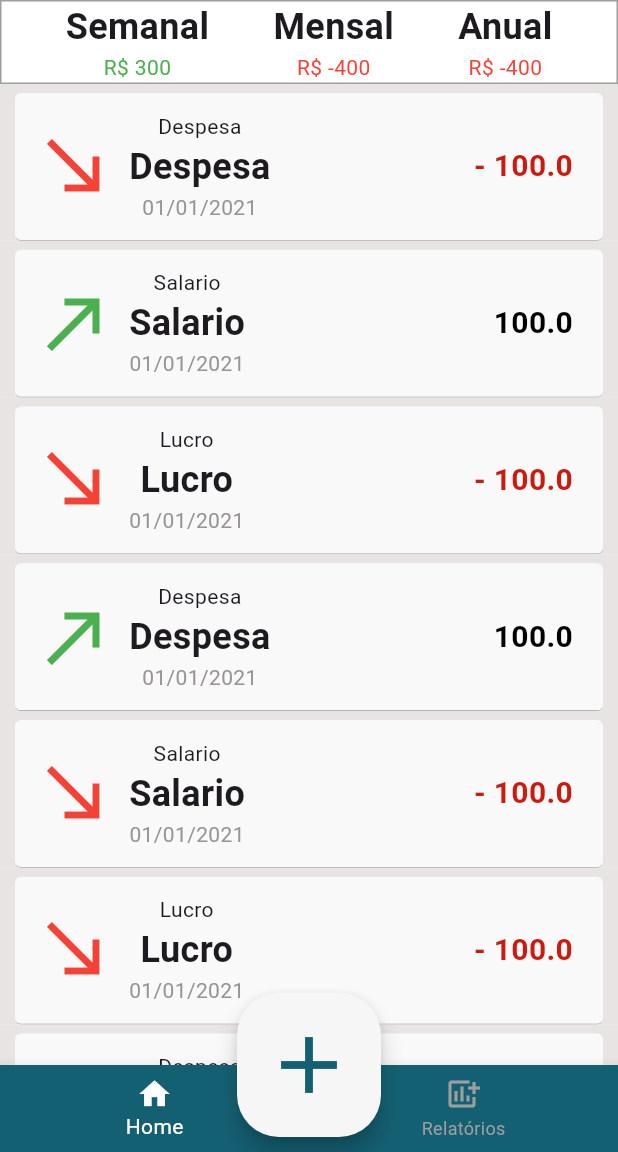
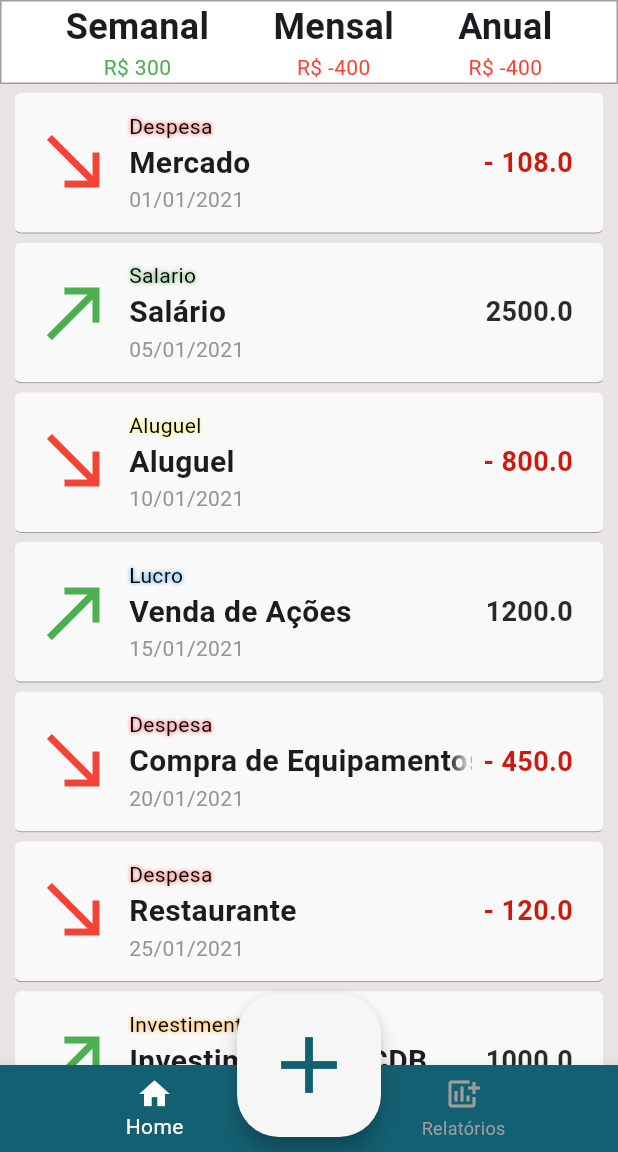
Before and after one commit to AntonyBresolin/controle_de_gastos, a Flutter app: the screen it shows after launch, on a phone screen of 412 x 824 dp, the part 84-1236 px from its top. Run offline on Flutter 3.47's test engine with Material 3 defaults, Android fonts, the phone set to English and light mode, and no system bars.

Commit message:
Changed the class Gasto type to one class to TypeGasto
And removed non ussed width's.

```diff
--- a/lib/main.dart
+++ b/lib/main.dart
@@ -4,42 +4,84 @@ import 'package:controle_de_gastos/components/DropdownMenuExample.dart';
 import 'package:controle_de_gastos/pages/NewItemPage.dart';
 import 'package:flutter/material.dart';
 
+List<TypeGasto> tiposDeGastos = [
+  TypeGasto(id: 1, name: 'Despesa', color: Colors.red),
+  TypeGasto(id: 2, name: 'Salario', color: Colors.green),
+  TypeGasto(id: 3, name: 'Lucro', color: Colors.blue),
+  TypeGasto(id: 4, name: 'Investimento', color: Colors.orange),
+  TypeGasto(id: 5, name: 'Aluguel', color: Colors.yellow),
+];
 List<Gasto> gastos = <Gasto>[
   Gasto(
       id: 1,
-      name: 'Despesa',
-      value: 100.0,
-      type: 'Despesa',
+      name: 'Mercado',
+      value: 108.0,
+      type: tiposDeGastos[0], // Despesa
       date: '01/01/2021',
       status: Status.saida),
   Gasto(
       id: 2,
-      name: 'Salario',
-      value: 100.0,
-      type: 'Salario',
-      date: '01/01/2021',
+      name: 'Salário',
+      value: 2500.0,
+      type: tiposDeGastos[1],
+      date: '05/01/2021',
       status: Status.entrada),
-  Gasto(id: 3, name: 'Lucro', value: 100.0, type: 'Lucro', date: '01/01/2021'),
+  Gasto(
+      id: 3,
+      name: 'Aluguel',
+      value: 800.0,
+      type: tiposDeGastos[4],
+      date: '10/01/2021',
+      status: Status.saida),
   Gasto(
       id: 4,
-      name: 'Despesa',
-      value: 100.0,
-      type: 'Despesa',
-      date: '01/01/2021',
+      name: 'Venda de Ações',
+      value: 1200.0,
+      type: tiposDeGastos[2],
+      date: '15/01/2021',
       status: Status.entrada),
   Gasto(
       id: 5,
-      name: 'Salario',
-      value: 100.0,
-      type: 'Salario',
-      date: '01/01/2021'),
-  Gasto(id: 6, name: 'Lucro', value: 100.0, type: 'Lucro', date: '01/01/2021'),
+      name: 'Compra de Equipamentos',
+      value: 450.0,
+      type: tiposDeGastos[0],
+      date: '20/01/2021',
+      status: Status.saida),
+  Gasto(
+      id: 6,
+      name: 'Restaurante',
+      value: 120.0,
+      type: tiposDeGastos[0],
+      date: '25/01/2021',
+      status: Status.saida),
   Gasto(
       id: 7,
-      name: 'Despesa',
-      value: 100.0,
-      type: 'Despesa',
-      date: '01/01/2021'),
+      name: 'Investimento em CDB',
+      value: 1000.0,
+      type: tiposDeGastos[3],
+      date: '01/02/2021',
+      status: Status.entrada),
+  Gasto(
+      id: 8,
+      name: 'Conta de Luz',
+      value: 200.0,
+      type: tiposDeGastos[0],
+      date: '05/02/2021',
+      status: Status.saida),
+  Gasto(
+      id: 9,
+      name: 'Salário',
+      value: 2500.0,
+      type: tiposDeGastos[1],
+      date: '05/02/2021',
+      status: Status.entrada),
+  Gasto(
+      id: 10,
+      name: 'Assinatura de Streaming',
+      value: 30.0,
+      type: tiposDeGastos[0],
+      date: '10/02/2021',
+      status: Status.saida),
 ];
 
 void main() => runApp(MyApp());
@@ -137,17 +179,14 @@ class HistoryItem extends StatelessWidget {
                         borderRadius: BorderRadius.circular(4.0),
                         color: Color.fromARGB(255, 250, 249, 249),
                         border: const Border(
-                            bottom: BorderSide(color: Colors.grey, width: 0.5)),
+                            bottom: BorderSide(color: Colors.grey, width: 0.8)),
                       ),
-                      child: Column(
-                        children: [
-                          Padding(
+                      child: Padding(
                         padding: const EdgeInsets.all(12.0),
                         child: Row(
                           mainAxisAlignment: MainAxisAlignment.spaceBetween,
                           children: [
-                                Expanded(
-                                  flex: 1,
+                            Flexible(
                               child: Row(
                                   mainAxisAlignment: MainAxisAlignment.start,
                                   children: [
@@ -162,18 +201,44 @@ class HistoryItem extends StatelessWidget {
                                             color: Colors.red,
                                             size: 56.0,
                                           ),
-                                      Padding(
+                                    Expanded(
+                                      child: Padding(
                                         padding:
                                             const EdgeInsets.only(left: 8.0),
                                         child: Column(
-                                            mainAxisAlignment:
-                                                MainAxisAlignment.start,
+                                            crossAxisAlignment:
+                                                CrossAxisAlignment.start,
                                             children: [
-                                              Text(gastos[index].type),
+                                              Text(
+                                                gastos[index].type.name,
+                                                style: TextStyle(
+                                                  shadows: [
+                                                    Shadow(
+                                                      // Simula o preenchimento do texto
+                                                      blurRadius: 3.0,
+                                                      color: gastos[index]
+                                                          .type
+                                                          .color,
+                                                    ),
+                                                  ],
+                                                  foreground: Paint()
+                                                    ..style = PaintingStyle.fill
+                                                    ..filterQuality =
+                                                        FilterQuality.high
+                                                    ..color = Colors.black,
+                                                ),
+                                                textAlign: TextAlign.start,
+                                                overflow: TextOverflow.fade,
+                                                maxLines: 1,
+                                                softWrap: false,
+                                              ),
                                               Text(
                                                 gastos[index].name,
+                                                overflow: TextOverflow.fade,
+                                                maxLines: 1,
+                                                softWrap: false,
                                                 style: const TextStyle(
-                                                    fontSize: 24,
+                                                    fontSize: 20,
                                                     fontWeight:
                                                         FontWeight.bold),
                                               ),
@@ -184,9 +249,9 @@ class HistoryItem extends StatelessWidget {
                                                         255, 152, 148, 148)),
                                               ),
                                             ]),
-                                      )
-                                    ],
                                       ),
+                                    ),
+                                  ]),
                             ),
                             Padding(
                               padding: const EdgeInsets.all(8.0),
@@ -194,23 +259,19 @@ class HistoryItem extends StatelessWidget {
                                 gastos[index].status == Status.entrada
                                     ? "${gastos[index].value}"
                                     : "- ${gastos[index].value}",
-                                    style:
-                                        (gastos[index].status == Status.entrada
+                                style: (gastos[index].status == Status.entrada
                                     ? const TextStyle(
-                                                color: Colors.black,
-                                                fontSize: 20,
+                                        color: Color.fromARGB(255, 42, 42, 42),
+                                        fontSize: 18,
                                         fontWeight: FontWeight.bold)
                                     : const TextStyle(
-                                                color: Color.fromARGB(
-                                                    255, 203, 27, 15),
-                                                fontSize: 20,
+                                        color: Color.fromARGB(255, 203, 27, 15),
+                                        fontSize: 18,
                                         fontWeight: FontWeight.bold)),
                               ),
                             ),
                           ],
                         ),
-                          ),
-                        ],
                       ),
                     ),
                   ),
@@ -227,7 +288,7 @@ class Gasto {
   int id;
   String name;
   double value;
-  String type;
+  TypeGasto type;
   String date;
   Status status = Status.saida;
 
@@ -235,7 +296,7 @@ class Gasto {
       {this.id = 0,
       this.name = '',
       this.value = 0.0,
-      this.type = '',
+      required this.type,
       this.date = '',
       this.status = Status.saida});
 }
@@ -243,9 +304,13 @@ class Gasto {
 class TypeGasto {
   int id;
   String name;
-  String color;
+  Color color;
 
-  TypeGasto({this.id = 0, this.name = '', this.color = 'fff'});
+  TypeGasto({this.id = 0, this.name = '', required this.color});
+
+  static TypeGasto defaultGasto() {
+    return TypeGasto(color: Colors.black);
+  }
 }
 
 const List<String> list = <String>[
```
Lines whose indentation alone changed are shown as unchanged.
